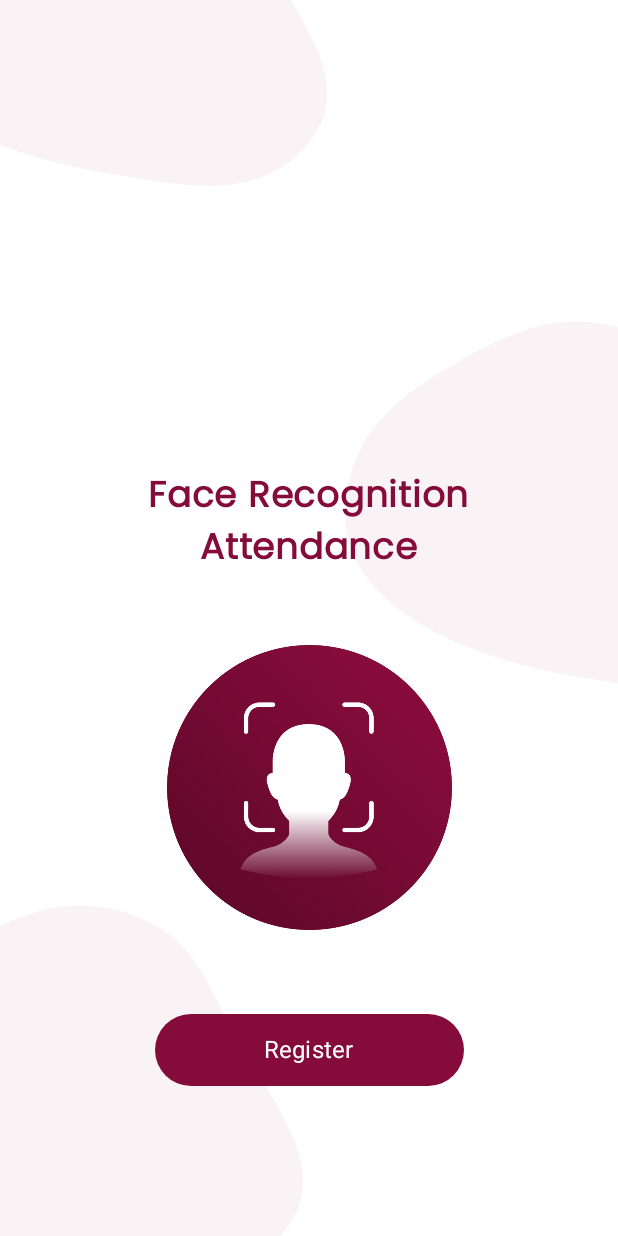
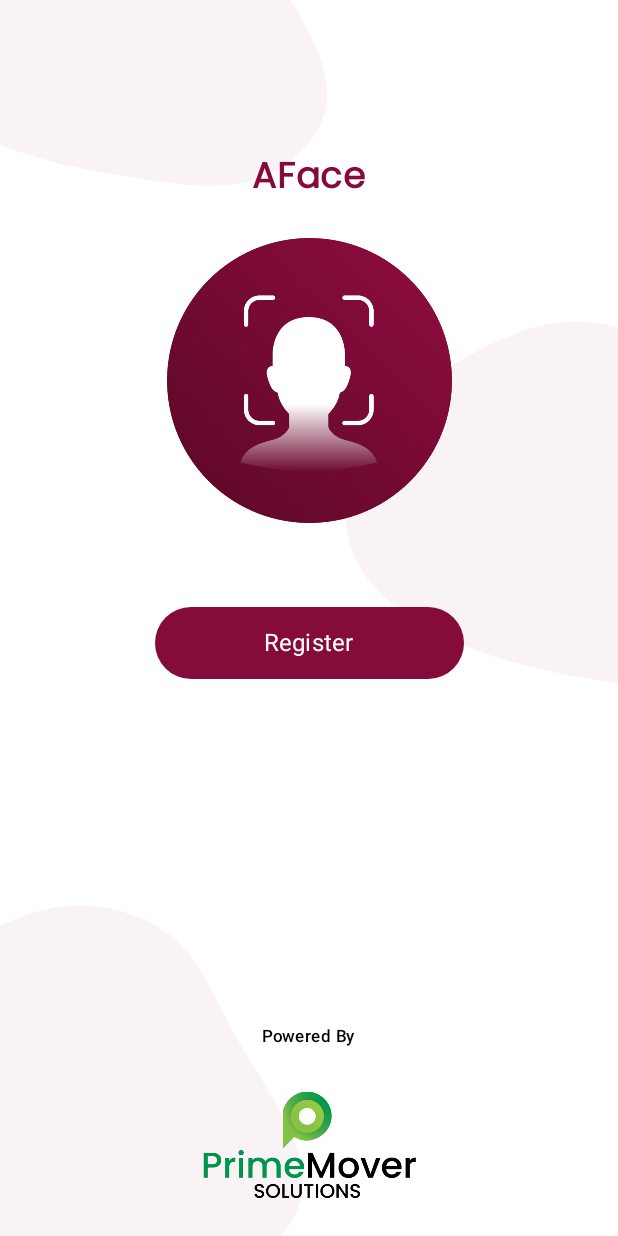
Before and after one commit to abhijithprime/frpoc, an Android app built with Jetpack Compose: the screen it shows after launch (MainActivity), on a phone screen of 412 x 824 dp. Run offline under Robolectric (Android 15) with nearby library versions, the phone set to English and light mode, and no system bars; libraries missing offline, so code that uses them is left out: com.google.mediapipe.framework, com.google.mediapipe.tasks, io.objectbox, io.objectbox.android, io.objectbox.kotlin; 3 statements that could not run were skipped.

Commit message:
Changed the logo and the name as Primemover Solutions.

```diff
--- a/app/src/main/java/com/abhijith/frpoc/ui/AddFaceScreen2.kt
+++ b/app/src/main/java/com/abhijith/frpoc/ui/AddFaceScreen2.kt
@@ -4,6 +4,7 @@ import android.os.Build
 import androidx.annotation.RequiresApi
 import androidx.compose.foundation.Image
 import androidx.compose.foundation.background
+import androidx.compose.foundation.layout.Arrangement
 import androidx.compose.foundation.layout.Box
 import androidx.compose.foundation.layout.Column
 import androidx.compose.foundation.layout.fillMaxSize
@@ -14,6 +15,7 @@ import androidx.compose.foundation.layout.size
 import androidx.compose.foundation.shape.CircleShape
 import androidx.compose.material3.Button
 import androidx.compose.material3.ButtonDefaults
+import androidx.compose.material3.MaterialTheme
 import androidx.compose.material3.Scaffold
 import androidx.compose.material3.Text
 import androidx.compose.runtime.Composable
@@ -98,24 +100,31 @@ private fun ScreenUI(navController: NavHostController) {
         )
 
         Column(
+            modifier = Modifier.fillMaxSize(),
+            horizontalAlignment = Alignment.CenterHorizontally,
+            verticalArrangement = Arrangement.SpaceBetween
+        )
+        {
+
+            Column(
                 horizontalAlignment = Alignment.CenterHorizontally,
                 modifier = Modifier
-                .padding(bottom = 100.dp)
+                    .padding(top = 100.dp)
                     .fillMaxWidth()
             ) {
                 Text(
-                text = "Face Recognition",
+                    text = "AFace",
                     color = claret,
                     fontSize = 24.sp,
                     fontWeight = FontWeight.Bold
                 )
-            Text(
-                text = "Attendance",
-                color = claret,
-                fontSize = 24.sp,
-                fontWeight = FontWeight.Bold,
-                modifier = Modifier.padding(bottom = 24.dp)
-            )
+//                Text(
+//                    text = "Attendance",
+//                    color = claret,
+//                    fontSize = 24.sp,
+//                    fontWeight = FontWeight.Bold,
+//                    modifier = Modifier.padding(bottom = 24.dp)
+//                )
                 Image(
                     painter = painterResource(id = R.drawable.face_register),
                     contentDescription = "Face Recognition",
@@ -141,24 +150,28 @@ private fun ScreenUI(navController: NavHostController) {
                         fontSize = 16.sp
                     )
                 }
+            }
 
-//            Button(
-//                onClick = {
-//                    navController.navigate("recognizeScreen")
-//                },
-//                colors = ButtonDefaults.buttonColors(containerColor = claret),
-//                modifier = Modifier
-//                    .padding(top = 32.dp)
-//                    .height(48.dp)
-//                    .fillMaxWidth(0.5f)
-//            ) {
-//                Text(
-//                    text = "Recognize",
-//                    color = Color.White,
-//                    fontWeight = FontWeight.Normal,
-//                    fontSize = 16.sp
-//                )
-//            }
+//            Spacer(modifier = Modifier.height(100.dp))
+
+            Column(
+                horizontalAlignment = Alignment.CenterHorizontally,
+                verticalArrangement = Arrangement.Bottom
+            ) {
+
+                Text(
+                    text = "Powered By",
+                    style = MaterialTheme.typography.labelSmall,
+                    color = Color.Black
+                )
+                Image(
+                    painter = painterResource(id = R.drawable.prime_logo),
+                    contentDescription = "prime logo",
+                    modifier = Modifier
+                        .fillMaxSize(0.35f)
+                        .padding(top = 10.dp)
+                )
+            }
         }
 
     }
--- a/app/src/main/res/values/strings.xml
+++ b/app/src/main/res/values/strings.xml
@@ -1,5 +1,5 @@
 <resources>
-    <string name="app_name">FRPOC</string>
+    <string name="app_name">AFace</string>
 <!--    <string name="my_model">face_model.tflite</string>-->
     <string name="my_model_512">facenet_512.tflite</string>
     <string name="my_model">mobile_face_net.tflite</string>
```
Lines whose indentation alone changed are shown as unchanged.
